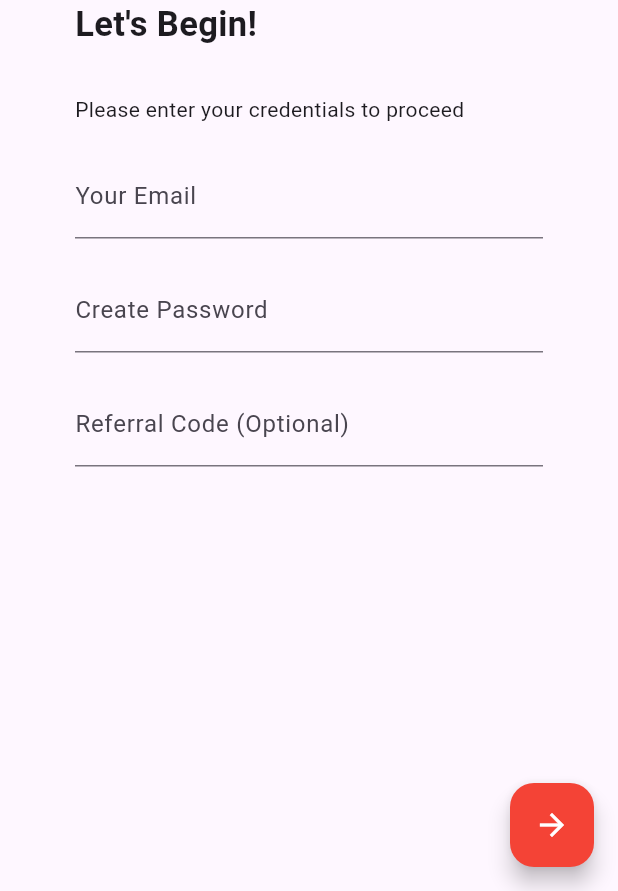
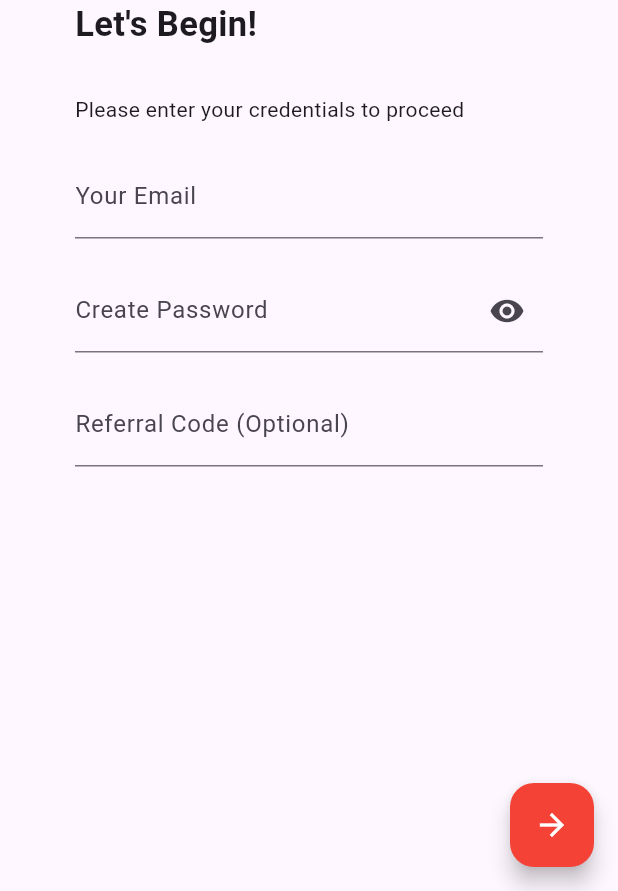
Before and after one commit to AnandhuA/DealsDrayClone, a Flutter app: the RegistrationScreen screen opened directly, on a phone screen of 412 x 824 dp, the part 345-1236 px from its top. Run offline on Flutter 3.47's test engine with Material 3 defaults, Android fonts, the phone set to English and light mode, and no system bars; our stand-ins replace cached_network_image, carousel_slider.

Commit message:
ui click events added

```diff
--- a/lib/colors/colors.dart
+++ b/lib/colors/colors.dart
@@ -9,7 +9,7 @@ const greyColor = Colors.grey;
 final greyColor200 = Colors.grey[200];
 final greyColor400 = Colors.grey.shade400;
 
-const transperentColor = Colors.transparent;
+const transparentColor = Colors.transparent;
 
 const blackColor = Colors.black;
 
--- a/lib/screens/comman_widgets.dart/text_field_widget.dart
+++ b/lib/screens/comman_widgets.dart/text_field_widget.dart
@@ -6,6 +6,7 @@ class TextFieldWidget extends StatelessWidget {
   final int? maxLength;
   final TextInputType? keyboardType;
   final bool obscureText;
+  final Widget?suffixIcon;
   const TextFieldWidget({
     super.key,
     required this.lable,
@@ -13,6 +14,7 @@ class TextFieldWidget extends StatelessWidget {
     this.maxLength,
     this.keyboardType,
     this.obscureText = false,
+    this.suffixIcon
   });
 
   @override
@@ -25,6 +27,7 @@ class TextFieldWidget extends StatelessWidget {
         obscureText: obscureText,
         decoration: InputDecoration(
           label: Text(lable),
+          suffixIcon: suffixIcon
         ),
       ),
     );
--- a/lib/screens/main_screen/widgets/bottom_navigation_bar.dart
+++ b/lib/screens/main_screen/widgets/bottom_navigation_bar.dart
@@ -34,7 +34,7 @@ class BottomNavigationWidget extends StatelessWidget {
               label: 'Deals',
             ),
             BottomNavigationBarItem(
-              icon: Icon(Icons.shopping_basket_outlined),
+              icon: Icon(Icons.shopping_cart),
               label: 'Cart',
             ),
             BottomNavigationBarItem(
--- a/lib/screens/otp/otp_screen.dart
+++ b/lib/screens/otp/otp_screen.dart
@@ -52,11 +52,12 @@ class OtpScreen extends StatelessWidget {
                   children: [
                     const Text("01:00"),
                     TextButton(
+                      style: TextButton.styleFrom(foregroundColor: redColor),
                       onPressed: () {
                         Navigator.push(
                             context,
                             MaterialPageRoute(
-                              builder: (context) => const RegistrationScreen(),
+                              builder: (context) =>  RegistrationScreen(),
                             ));
                       },
                       child: const Text(
--- a/lib/screens/registration/registration_screen.dart
+++ b/lib/screens/registration/registration_screen.dart
@@ -5,7 +5,8 @@ import 'package:deals_dray_clone/screens/main_screen/main_screen.dart';
 import 'package:flutter/material.dart';
 
 class RegistrationScreen extends StatelessWidget {
-  const RegistrationScreen({super.key});
+  RegistrationScreen({super.key});
+  final ValueNotifier<bool> obscureText = ValueNotifier(true);
 
   @override
   Widget build(BuildContext context) {
@@ -32,9 +33,22 @@ class RegistrationScreen extends StatelessWidget {
                   keyboardType: TextInputType.emailAddress,
                 ),
                 const SizedBox(height: 20),
-                const TextFieldWidget(
-                  lable: "Create Password",
-                  obscureText: true,
+                ValueListenableBuilder(
+                  valueListenable: obscureText,
+                  builder: (context, value, child) {
+                    return TextFieldWidget(
+                      lable: "Create Password",
+                      obscureText: obscureText.value,
+                      suffixIcon: IconButton(
+                        onPressed: () {
+                          obscureText.value = !obscureText.value;
+                        },
+                        icon: obscureText.value
+                            ? const Icon(Icons.visibility)
+                            : const Icon(Icons.visibility_off),
+                      ),
+                    );
+                  },
                 ),
                 const SizedBox(height: 20),
                 const TextFieldWidget(lable: "Referral Code (Optional)"),
--- a/lib/screens/splach/splach_screen.dart
+++ b/lib/screens/splach/splach_screen.dart
@@ -19,7 +19,7 @@ class _SplachScreenState extends State<SplachScreen> {
       Navigator.pushReplacement(
           context,
           MaterialPageRoute(
-            builder: (context) => const LoginScreen(),
+            builder: (context) =>  LoginScreen(),
           ));
     });
   }
```
Also changed, not shown: lib/screens/homepge/widgets/banner_images.dart (+24 -20 lines), lib/screens/homepge/widgets/card_widget.dart (+12 -5 lines), lib/screens/login/login_screen.dart (+40 -12 lines), lib/screens/login/widgets/tab_bar_widget.dart (+11 -7 lines).
